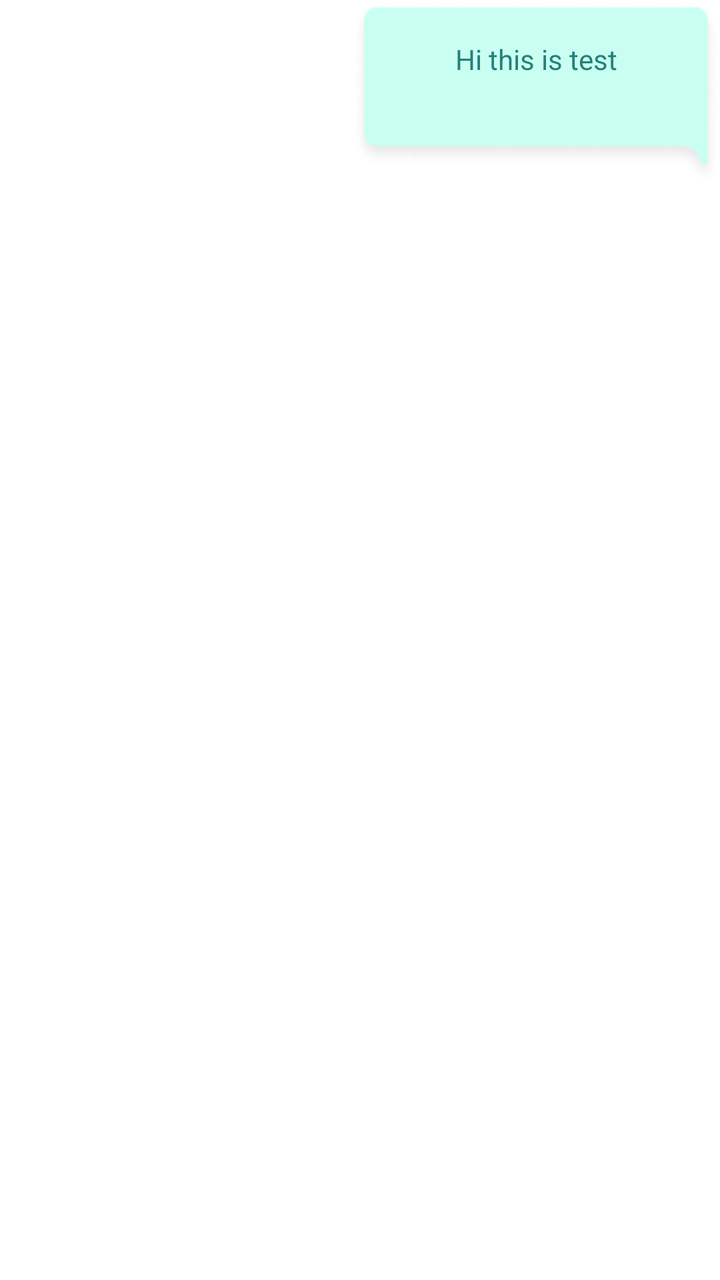
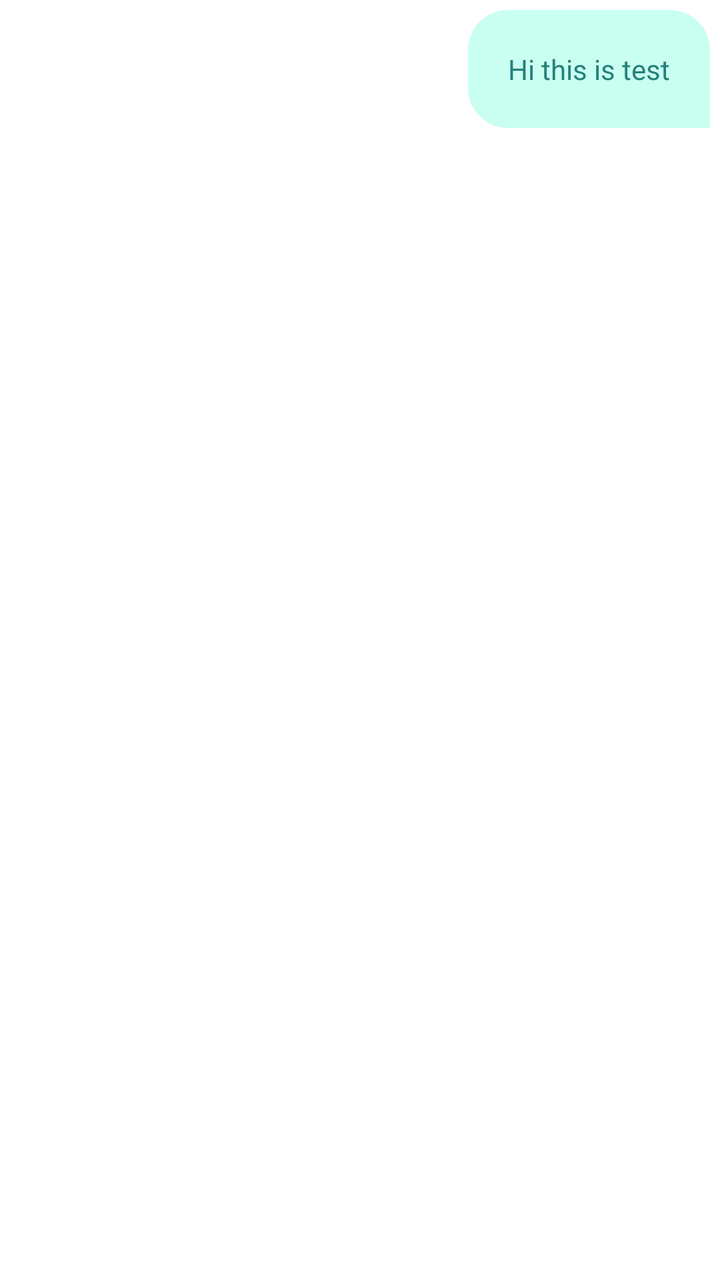

Two renders of the same Android screen: before a commit and after it. Below are the layout's source before the change and the commit's diff.
<!-- AndroidManifest.xml: application theme Theme.AbraaKaDabraa.App -->
<!-- res/layout/chat_message_row.xml -->
<?xml version="1.0" encoding="utf-8"?>
<androidx.constraintlayout.widget.ConstraintLayout xmlns:android="http://schemas.android.com/apk/res/android"
    android:layout_width="match_parent"
    android:layout_height="wrap_content"
    xmlns:app="http://schemas.android.com/apk/res-auto">
        <LinearLayout
            android:layout_width="wrap_content"
            android:layout_height="wrap_content"
            android:gravity="center"
            android:orientation="vertical"
            app:layout_constraintEnd_toEndOf="parent"
            app:layout_constraintHorizontal_bias="1.0"
            app:layout_constraintStart_toStartOf="parent"
            app:layout_constraintTop_toTopOf="parent"
            >

            <TextView
                android:id="@+id/message"
                android:layout_width="match_parent"
                android:layout_height="wrap_content"
                android:text="Hi this is test"
                android:textColor="#267F7B"
                android:layout_gravity="center"
                android:gravity="center"
                android:background="@drawable/sender_chat_bg"
                android:paddingStart="20dp"
                android:paddingEnd="20dp"
                android:paddingBottom="55dp"
                android:paddingTop="20dp"
                android:inputType="textMultiLine"/>
        </LinearLayout>
</androidx.constraintlayout.widget.ConstraintLayout>
<!-- resources referenced by this layout -->
<resources>
  <!-- drawable sender_chat_bg: png bitmap (drawable, 3143 bytes) -->
  <style name="Theme.AbraaKaDabraa.App" parent="Theme.MaterialComponents.Light.DarkActionBar">
          <item name="colorPrimary">@color/theme_color</item>
          <item name="colorPrimaryVariant">@color/theme_color</item>
          <item name="colorOnPrimary">@color/theme_color</item>
      </style>
  <color name="theme_color">#416D49</color>
</resources>

<!-- the commit's change to res/layout/chat_message_row.xml (unified diff, before → after) -->
@@ -1,32 +1,63 @@
 <?xml version="1.0" encoding="utf-8"?>
 <androidx.constraintlayout.widget.ConstraintLayout xmlns:android="http://schemas.android.com/apk/res/android"
+    xmlns:app="http://schemas.android.com/apk/res-auto"
     android:layout_width="match_parent"
-    android:layout_height="wrap_content"
-    xmlns:app="http://schemas.android.com/apk/res-auto">
-        <LinearLayout
-            android:layout_width="wrap_content"
+    android:layout_height="wrap_content">
+
+    <LinearLayout
+        android:id="@+id/toLayout"
+        android:layout_width="wrap_content"
+        android:layout_height="wrap_content"
+        android:gravity="center"
+        android:orientation="vertical"
+        android:layout_margin="5dp"
+        app:layout_constraintEnd_toEndOf="parent"
+        app:layout_constraintHorizontal_bias="1.0"
+        app:layout_constraintStart_toStartOf="parent"
+        app:layout_constraintTop_toTopOf="parent">
+
+        <TextView
+            android:id="@+id/to_message"
+            android:layout_width="match_parent"
             android:layout_height="wrap_content"
+            android:layout_gravity="center"
+            android:background="@drawable/sender_chat_bg"
             android:gravity="center"
-            android:orientation="vertical"
-            app:layout_constraintEnd_toEndOf="parent"
-            app:layout_constraintHorizontal_bias="1.0"
-            app:layout_constraintStart_toStartOf="parent"
-            app:layout_constraintTop_toTopOf="parent"
-            >
+            android:inputType="textMultiLine"
+            android:paddingStart="20dp"
+            android:paddingTop="20dp"
+            android:paddingEnd="20dp"
+            android:paddingBottom="20dp"
+            android:text="Hi this is test"
+            android:textColor="#267F7B" />
+    </LinearLayout>
 
-            <TextView
-                android:id="@+id/message"
-                android:layout_width="match_parent"
-                android:layout_height="wrap_content"
-                android:text="Hi this is test"
-                android:textColor="#267F7B"
-                android:layout_gravity="center"
-                android:gravity="center"
-                android:background="@drawable/sender_chat_bg"
-                android:paddingStart="20dp"
-                android:paddingEnd="20dp"
-                android:paddingBottom="55dp"
-                android:paddingTop="20dp"
-                android:inputType="textMultiLine"/>
-        </LinearLayout>
+    <LinearLayout
+        android:id="@+id/fromLayout"
+        android:layout_width="wrap_content"
+        android:layout_height="wrap_content"
+        android:layout_margin="5dp"
+        android:gravity="center"
+        android:visibility="gone"
+        android:orientation="vertical"
+        app:layout_constraintEnd_toEndOf="parent"
+        app:layout_constraintHorizontal_bias="0.0"
+        app:layout_constraintStart_toStartOf="parent"
+        app:layout_constraintTop_toTopOf="parent">
+
+        <TextView
+            android:id="@+id/from_message"
+            android:layout_width="match_parent"
+            android:layout_height="wrap_content"
+            android:layout_gravity="center"
+            android:background="@drawable/receiver_chat_bg"
+            android:gravity="center"
+            android:inputType="textMultiLine"
+            android:paddingStart="20dp"
+            android:paddingTop="20dp"
+            android:paddingEnd="20dp"
+            android:paddingBottom="20dp"
+            android:text="Hi this is test"
+            android:textColor="#267F7B" />
+    </LinearLayout>
 </androidx.constraintlayout.widget.ConstraintLayout>
<!-- resource entries referenced after the edit -->
@@ -1,6 +1,31 @@
 <!-- resources referenced by this layout -->
 <resources>
-  <!-- drawable sender_chat_bg: png bitmap (drawable, 3143 bytes) -->
+  <!-- drawable receiver_chat_bg (drawable) -->
+  <?xml version="1.0" encoding="utf-8"?>
+  <selector xmlns:android="http://schemas.android.com/apk/res/android">
+      <item>
+          <shape>
+              
+              <solid android:color="#CCECFB"/>
+              <corners android:topLeftRadius="20dp"
+                  android:bottomRightRadius="20dp"
+                  android:topRightRadius="20dp"/>
+          </shape>
+      </item>
+  </selector>
+  <!-- drawable sender_chat_bg (drawable) -->
+  <?xml version="1.0" encoding="utf-8"?>
+  <selector xmlns:android="http://schemas.android.com/apk/res/android">
+    <item>
+      <shape>
+        
+        <solid android:color="#c8fff1"/>
+        <corners android:topLeftRadius="20dp"
+            android:bottomLeftRadius="20dp"
+            android:topRightRadius="20dp"/>
+      </shape>
+    </item>
+  </selector>
   <style name="Theme.AbraaKaDabraa.App" parent="Theme.MaterialComponents.Light.DarkActionBar">
           <item name="colorPrimary">@color/theme_color</item>
           <item name="colorPrimaryVariant">@color/theme_color</item>
